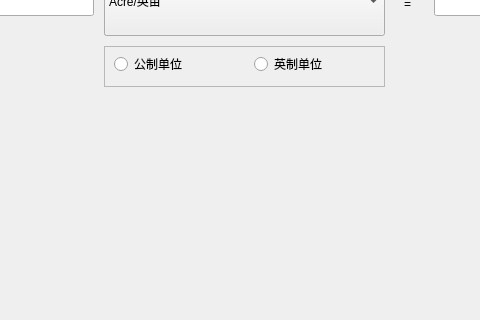
HizanLi/Converter, file Version 1.1/ui/Area.ui: the form before one commit; both pictures show x 166 to 646 and y 94 to 414 of the 1150 by 414 pixel window.
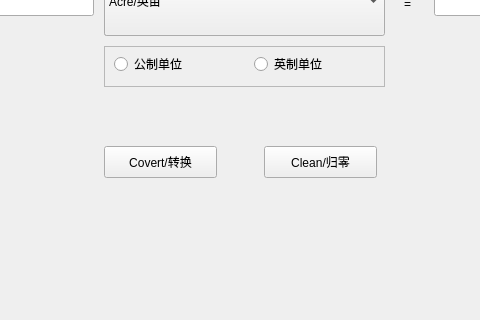
The form after the commit.

What changed in the file:
```diff
--- a/Version 1.1/ui/Area.ui
+++ b/Version 1.1/ui/Area.ui
@@ -358,6 +358,32 @@
      <string>=</string>
     </property>
    </widget>
+   <widget class="QPushButton" name="pushArea">
+    <property name="geometry">
+     <rect>
+      <x>270</x>
+      <y>240</y>
+      <width>113</width>
+      <height>32</height>
+     </rect>
+    </property>
+    <property name="text">
+     <string>Covert/转换</string>
+    </property>
+   </widget>
+   <widget class="QPushButton" name="cleanArea">
+    <property name="geometry">
+     <rect>
+      <x>430</x>
+      <y>240</y>
+      <width>113</width>
+      <height>32</height>
+     </rect>
+    </property>
+    <property name="text">
+     <string>Clean/归零</string>
+    </property>
+   </widget>
   </widget>
   <widget class="QMenuBar" name="menubar">
    <property name="geometry">
```
Left out of the diff: 4 changed lines with no effect on the pictures.
